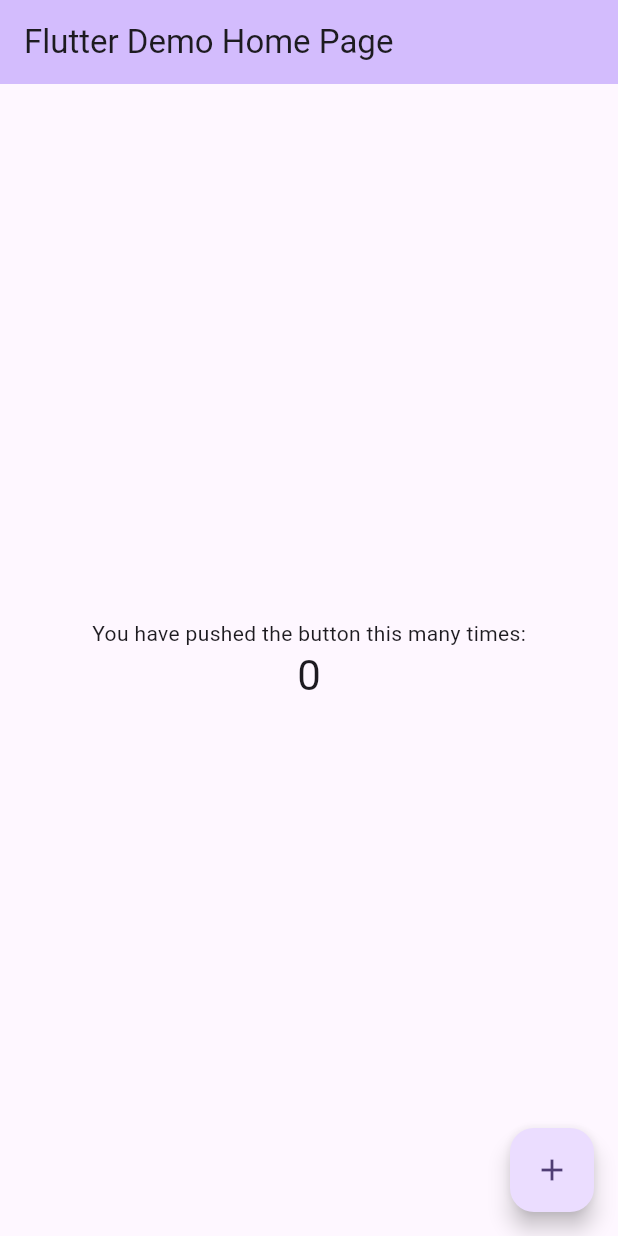
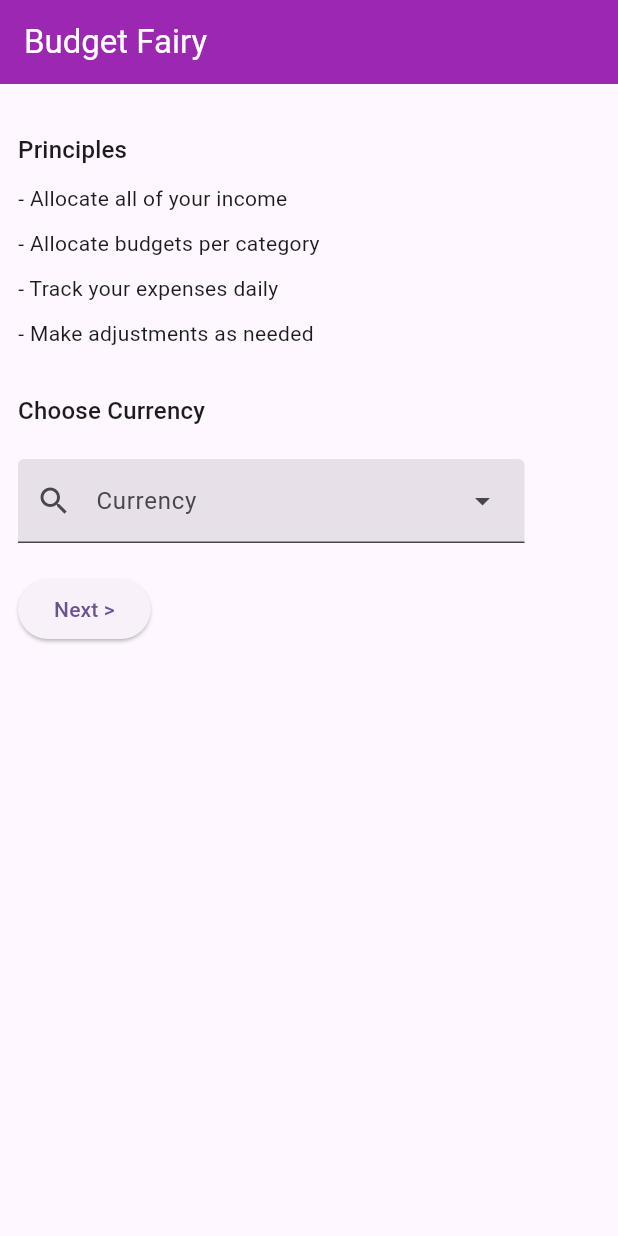
Before and after one commit to stivlo/budget, a Flutter app: the screen it shows after launch, on a phone screen of 412 x 824 dp. Run offline on Flutter 3.47's test engine with Material 3 defaults, Android fonts, the light colour scheme and no system bars.

Commit message:
Currency selection screen

```diff
--- a/analysis_options.yaml
+++ b/analysis_options.yaml
@@ -22,7 +22,7 @@ linter:
   # producing the lint.
   rules:
     # avoid_print: false  # Uncomment to disable the `avoid_print` rule
-    # prefer_single_quotes: true  # Uncomment to enable the `prefer_single_quotes` rule
+    prefer_single_quotes: true  # Uncomment to enable the `prefer_single_quotes` rule
 
 # Additional information about this file can be found at
 # https://dart.dev/guides/language/analysis-options
--- a/lib/main.dart
+++ b/lib/main.dart
@@ -1,4 +1,9 @@
+import 'package:budget/provider/currency_provider.dart';
+import 'package:budget/screen/home_screen.dart';
 import 'package:flutter/material.dart';
+import 'package:provider/provider.dart';
+
+import 'screen/currency_screen.dart';
 
 void main() {
   runApp(const MyApp());
@@ -10,116 +15,35 @@
   // This widget is the root of your application.
   @override
   Widget build(BuildContext context) {
-    return MaterialApp(
-      title: 'Flutter Demo',
-      theme: ThemeData(
-        // This is the theme of your application.
-        //
-        // TRY THIS: Try running your application with "flutter run". You'll see
-        // the application has a purple toolbar. Then, without quitting the app,
-        // try changing the seedColor in the colorScheme below to Colors.green
-        // and then invoke "hot reload" (save your changes or press the "hot
-        // reload" button in a Flutter-supported IDE, or press "r" if you used
-        // the command line to start the app).
-        //
-        // Notice that the counter didn't reset back to zero; the application
-        // state is not lost during the reload. To reset the state, use hot
-        // restart instead.
-        //
-        // This works for code too, not just values: Most code changes can be
-        // tested with just a hot reload.
-        colorScheme: ColorScheme.fromSeed(seedColor: Colors.deepPurple),
-        useMaterial3: true,
+    return MultiProvider(
+      providers: [
+        ChangeNotifierProvider(create: (ctx) => CurrencyProvider()),
+      ],
+      child: Consumer<CurrencyProvider>(
+        builder: (ctx, currencyProvider, _) => Consumer<CurrencyProvider>(
+            builder: (ctx, currencyProvider, _) => MaterialApp(
+                  title: 'Budget Fairy',
+                  theme: ThemeData(
+                    colorScheme: ColorScheme.fromSeed(seedColor: Colors.deepPurple),
+                    useMaterial3: true,
+                    appBarTheme: const AppBarTheme(
+                      backgroundColor: Colors.purple,
+                      titleTextStyle: TextStyle(
+                        fontSize: 22,
+                      ),
+                    ),
+                  ),
+                  home: FutureBuilder(
+                      future: currencyProvider.hasCurrency(),
+                      builder: (ctx, resultSnapshot) =>
+                          resultSnapshot.connectionState == ConnectionState.waiting
+                              ? const Center(child: CircularProgressIndicator())
+                              : resultSnapshot.data == true
+                                  ? const HomeScreen()
+                                  : CurrencyScreen(currencyProvider)),
+                  routes: const {},
+                )),
       ),
-      home: const MyHomePage(title: 'Flutter Demo Home Page'),
     );
   }
 }
-
-class MyHomePage extends StatefulWidget {
-  const MyHomePage({super.key, required this.title});
-
-  // This widget is the home page of your application. It is stateful, meaning
-  // that it has a State object (defined below) that contains fields that affect
-  // how it looks.
-
-  // This class is the configuration for the state. It holds the values (in this
-  // case the title) provided by the parent (in this case the App widget) and
-  // used by the build method of the State. Fields in a Widget subclass are
-  // always marked "final".
-
-  final String title;
-
-  @override
-  State<MyHomePage> createState() => _MyHomePageState();
-}
-
-class _MyHomePageState extends State<MyHomePage> {
-  int _counter = 0;
-
-  void _incrementCounter() {
-    setState(() {
-      // This call to setState tells the Flutter framework that something has
-      // changed in this State, which causes it to rerun the build method below
-      // so that the display can reflect the updated values. If we changed
-      // _counter without calling setState(), then the build method would not be
-      // called again, and so nothing would appear to happen.
-      _counter++;
-    });
-  }
-
-  @override
-  Widget build(BuildContext context) {
-    // This method is rerun every time setState is called, for instance as done
-    // by the _incrementCounter method above.
-    //
-    // The Flutter framework has been optimized to make rerunning build methods
-    // fast, so that you can just rebuild anything that needs updating rather
-    // than having to individually change instances of widgets.
-    return Scaffold(
-      appBar: AppBar(
-        // TRY THIS: Try changing the color here to a specific color (to
-        // Colors.amber, perhaps?) and trigger a hot reload to see the AppBar
-        // change color while the other colors stay the same.
-        backgroundColor: Theme.of(context).colorScheme.inversePrimary,
-        // Here we take the value from the MyHomePage object that was created by
-        // the App.build method, and use it to set our appbar title.
-        title: Text(widget.title),
-      ),
-      body: Center(
-        // Center is a layout widget. It takes a single child and positions it
-        // in the middle of the parent.
-        child: Column(
-          // Column is also a layout widget. It takes a list of children and
-          // arranges them vertically. By default, it sizes itself to fit its
-          // children horizontally, and tries to be as tall as its parent.
-          //
-          // Column has various properties to control how it sizes itself and
-          // how it positions its children. Here we use mainAxisAlignment to
-          // center the children vertically; the main axis here is the vertical
-          // axis because Columns are vertical (the cross axis would be
-          // horizontal).
-          //
-          // TRY THIS: Invoke "debug painting" (choose the "Toggle Debug Paint"
-          // action in the IDE, or press "p" in the console), to see the
-          // wireframe for each widget.
-          mainAxisAlignment: MainAxisAlignment.center,
-          children: <Widget>[
-            const Text(
-              'You have pushed the button this many times:',
-            ),
-            Text(
-              '$_counter',
-              style: Theme.of(context).textTheme.headlineMedium,
-            ),
-          ],
-        ),
-      ),
-      floatingActionButton: FloatingActionButton(
-        onPressed: _incrementCounter,
-        tooltip: 'Increment',
-        child: const Icon(Icons.add),
-      ), // This trailing comma makes auto-formatting nicer for build methods.
-    );
-  }
-}
--- /dev/null
+++ b/lib/model/currency.dart
@@ -0,0 +1,36 @@
+// https://www.iso.org/iso-4217-currency-codes.html
+enum Currency {
+  // top 10 traded currencies
+  // https://www.ig.com/sg/trading-strategies/what-are-the-top-10-most-traded-currencies-in-the-world-200115
+  usd('US Dollars', 'USD', '\$'),
+  eur('Euro', 'EUR', '€'),
+  jpy('Japanese Yen', 'JPY', 'JP¥'),
+  gbp('Pound Sterling', 'GBP', '£'),
+  aud('Australian Dollar', 'AUD', 'A\$'),
+  cad('Canadian Dollar', 'CAD', 'CA\$'),
+  chf('Swiss Franc', 'CHF', 'Fr'),
+  cny('Chinese Yuan', 'CNY', 'CN¥'),
+  hkd('Hong Kong Dollar', 'HKD', 'HK\$'),
+  nzd('New Zealand Dollar', 'NZD', 'NZ\$'),
+
+  afn('Afghani', 'AFN', '؋'),
+  all('Lek', 'ALL', 'L'),
+  dzd('Algerian Dinar', 'DZD', 'دج'),
+  aoa('Kwanza', 'AOA', 'Kz'),
+  xcd('East Caribbean Dollar', 'XCD', 'EC\$'),
+  ars('Argentine Peso', 'ARS', '\$'),
+  amd('Armenian Dram', 'AMD', 'Դ'),
+  awg('Aruba Florin', 'AWG', 'ƒ'),
+
+  azn('Azerbaijan Manat', 'AZN', '₼'),
+  bsd('Bahamian Dollar', 'bsd', 'B\$'),
+  bhd('Bahraini Dinar', 'BHD', '.د.ب'),
+  bdt('Taka', 'BDT', 'Tk'),
+
+  thb('Thai Baht', 'THB', '฿');
+
+  const Currency(this.name, this.abbreviation, this.symbol);
+  final String name;
+  final String abbreviation;
+  final String symbol;
+}
--- /dev/null
+++ b/lib/provider/currency_provider.dart
@@ -0,0 +1,19 @@
+import 'package:flutter/foundation.dart';
+
+import '../model/currency.dart';
+
+class CurrencyProvider with ChangeNotifier {
+  Currency? selectedCurrency;
+
+  Future<Currency?> fetchCurrency() async {
+    if (selectedCurrency != null) return selectedCurrency;
+    return null;
+  }
+
+  Future<bool> hasCurrency() async => await fetchCurrency() != null;
+
+  Future<void> saveCurrency(Currency currency) async {
+    selectedCurrency = currency;
+    notifyListeners();
+  }
+}
--- /dev/null
+++ b/lib/screen/currency_screen.dart
@@ -0,0 +1,63 @@
+import 'package:budget/provider/currency_provider.dart';
+import 'package:flutter/material.dart';
+
+import '../model/currency.dart';
+import '../widget/currency_selector.dart';
+
+class CurrencyScreen extends StatefulWidget {
+  const CurrencyScreen(this.currencyProvider, {super.key});
+
+  final CurrencyProvider currencyProvider;
+
+  @override
+  State<CurrencyScreen> createState() => _CurrencyScreenState();
+}
+
+class _CurrencyScreenState extends State<CurrencyScreen> {
+  Currency? selectedCurrency;
+
+  void _onSelectedCurrency(Currency currency) {
+    setState(() => selectedCurrency = currency);
+  }
+
+  @override
+  Widget build(BuildContext context) {
+    return Scaffold(
+      appBar: AppBar(
+        title: const Row(
+          children: [Text('Budget Fairy')],
+        ),
+      ),
+      body: Padding(
+        padding: const EdgeInsets.all(12.0),
+        child: Column(
+          crossAxisAlignment: CrossAxisAlignment.start,
+          children: [
+            const SizedBox(height: 20),
+            Text('Principles', style: Theme.of(context).textTheme.titleMedium),
+            const SizedBox(height: 10),
+            const Text('- Allocate all of your income'),
+            const SizedBox(height: 10),
+            const Text('- Allocate budgets per category'),
+            const SizedBox(height: 10),
+            const Text('- Track your expenses daily'),
+            const SizedBox(height: 10),
+            const Text('- Make adjustments as needed'),
+            const SizedBox(height: 30),
+            Text('Choose Currency', style: Theme.of(context).textTheme.titleMedium),
+            const SizedBox(height: 20),
+            CurrencySelector(selectedCurrency, _onSelectedCurrency),
+            const SizedBox(height: 20),
+            ElevatedButton(
+                onPressed: () {
+                  if (selectedCurrency != null) {
+                    widget.currencyProvider.saveCurrency(selectedCurrency!);
+                  }
+                },
+                child: const Text('Next >'))
+          ],
+        ),
+      ),
+    );
+  }
+}
--- /dev/null
+++ b/lib/screen/home_screen.dart
@@ -0,0 +1,17 @@
+import 'package:flutter/material.dart';
+
+class HomeScreen extends StatelessWidget {
+  const HomeScreen({super.key});
+
+  @override
+  Widget build(BuildContext context) {
+    return Scaffold(
+      appBar: AppBar(
+        title: const Row(
+          children: [Text('Budget Fairy')],
+        ),
+      ),
+      body: const Text('Home Screen'),
+    );
+  }
+}
--- /dev/null
+++ b/lib/widget/currency_selector.dart
@@ -0,0 +1,35 @@
+import 'package:flutter/material.dart';
+
+import '../model/currency.dart';
+
+class CurrencySelector extends StatelessWidget {
+  const CurrencySelector(this.selectedCurrency, this._onSelectedCurrency, {super.key});
+
+  final Currency? selectedCurrency;
+  final Function _onSelectedCurrency;
+
+  @override
+  Widget build(BuildContext context) {
+    return DropdownMenu<Currency>(
+      initialSelection: selectedCurrency,
+      enableFilter: true,
+      requestFocusOnTap: true,
+      leadingIcon: const Icon(Icons.search),
+      label: const Text('Currency'),
+      inputDecorationTheme: const InputDecorationTheme(
+        filled: true,
+        contentPadding: EdgeInsets.symmetric(vertical: 5.0),
+      ),
+      onSelected: (Currency? currency) => _onSelectedCurrency(currency),
+      dropdownMenuEntries: Currency.values
+          .map<DropdownMenuEntry<Currency>>(
+            (Currency currency) => DropdownMenuEntry<Currency>(
+                value: currency,
+                leadingIcon: Text(currency.abbreviation),
+                label: currency.name,
+                trailingIcon: Text(currency.symbol)),
+          )
+          .toList(),
+    );
+  }
+}
```
Also changed, not shown: pubspec.yaml (+4 -3 lines), assets/images/logo.jpg (added), pubspec.lock, 8 other files.
